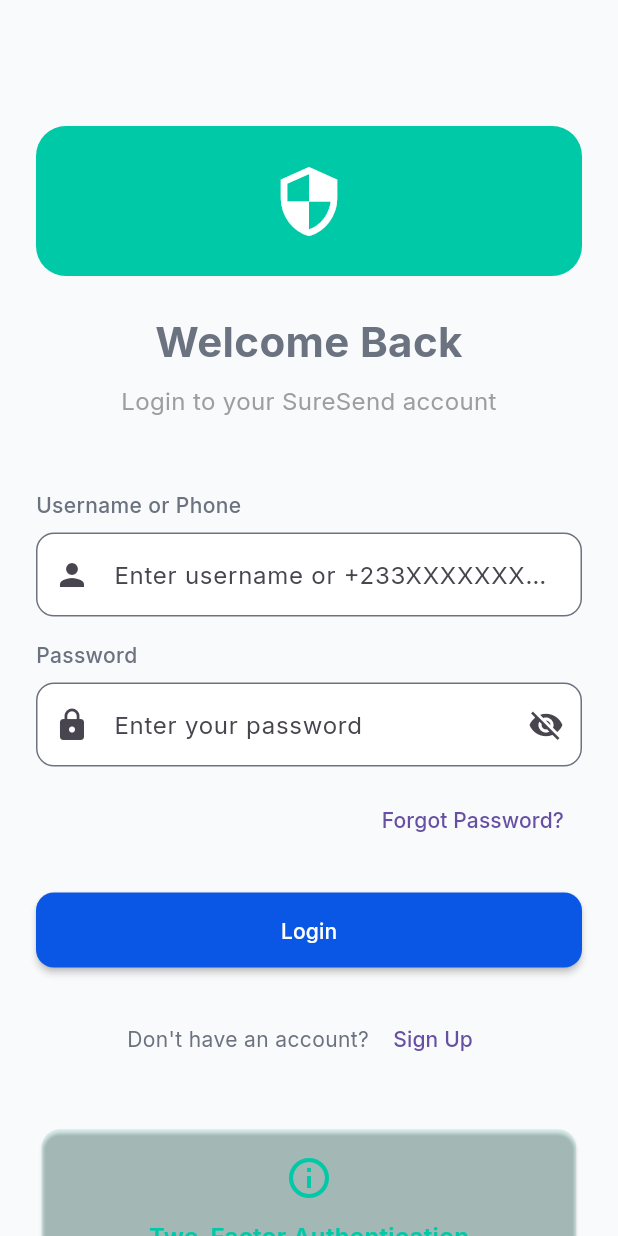
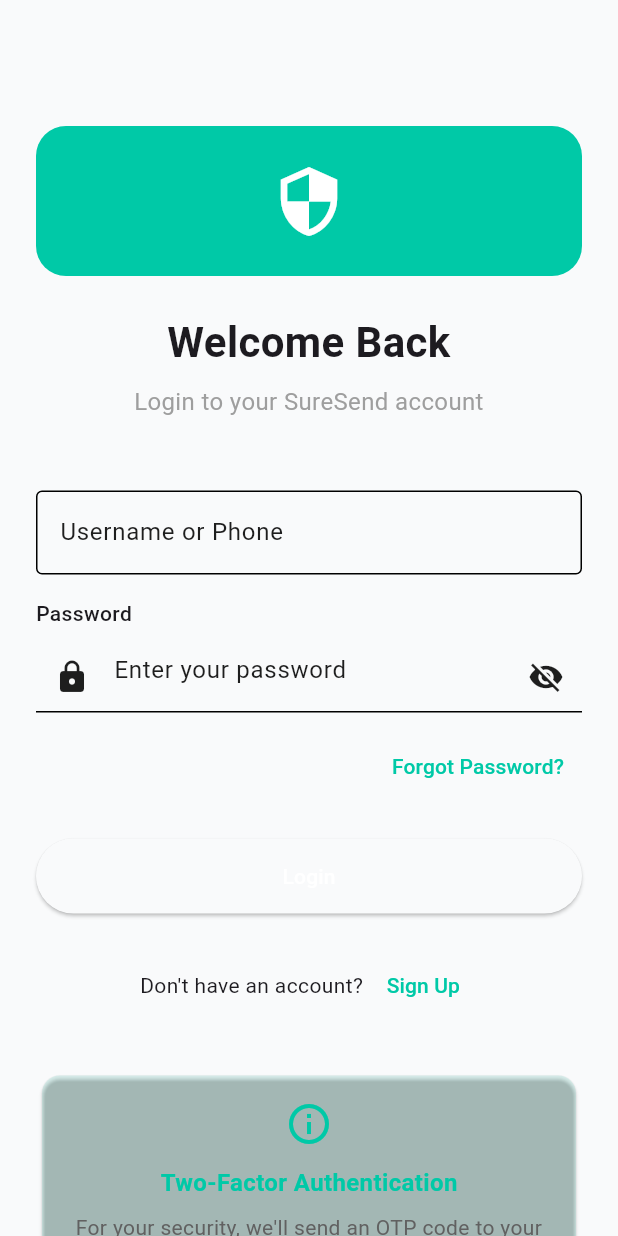
Before and after one commit to niiodartey-tt/suresend, a Flutter app: the screen it shows after launch, on a phone screen of 412 x 824 dp. Run offline on Flutter 3.47's test engine with Material 3 defaults, Android fonts, the light colour scheme and no system bars; our stand-ins replace flutter_secure_storage, google_fonts, pinput, shared_preferences; accounts and stored records are empty.

Commit message:
local changes

```diff
--- a/mobile/lib/config/theme.dart
+++ b/mobile/lib/config/theme.dart
@@ -2,24 +2,27 @@
 import 'package:google_fonts/google_fonts.dart';
 
 class AppTheme {
-  // SafePay Ghana Brand Colors (Figma Design)
-  static const Color primaryColor =
-      Color(0xFF00C9A7); // Vibrant Teal/Cyan - primary actions
-  static const Color darkBlue =
-      Color(0xFF1E1E2F); // Deep Blue - backgrounds and headers
-  static const Color secondaryColor = Color(0xFF26A69A); // Teal
-  static const Color accentColor = Color(0xFFFFB300); // Amber
-  static const Color errorColor = Color(0xFFE53935); // Red
-  static const Color successColor = Color(0xFF43A047); // Green
-  static const Color warningColor = Color(0xFFFB8C00); // Orange
+  // Brand Colors
+  static const Color primaryColor = Color(0xFF00C9A7);
+  static const Color darkBlue = Color(0xFF1E1E2F);
+  static const Color secondaryColor = Color(0xFF26A69A);
+  static const Color accentColor = Color(0xFFFFB300);
+  static const Color errorColor = Color(0xFFE53935);
+  static const Color successColor = Color(0xFF43A047);
+  static const Color warningColor = Color(0xFFFB8C00);
 
-  // Neutral Colors (Figma Design)
-  static const Color backgroundColor =
-      Color(0xFFF5F5F7); // Light Grey - cards and secondary backgrounds
-  static const Color surfaceColor =
-      Color(0xFFFFFFFF); // White - content backgrounds
+  // Neutral Colors
+  static const Color surfaceColor = Color(0xFFFFFFFF);
   static const Color textPrimaryColor = Color(0xFF212121);
   static const Color textSecondaryColor = Color(0xFF757575);
+
+  // Helper method to replace withOpacity without using deprecated Color getters
+  static Color withAlpha(Color color, double opacity) {
+    final a = (opacity * 255).round() & 0xff;
+    // preserve original RGB from color.value (0xAARRGGBB)
+    final rgb = color.value & 0x00ffffff;
+    return Color((a << 24) | rgb);
+  }
 
   // Border Radius (Figma Design)
   static const double cardBorderRadius = 20.0;
@@ -32,16 +35,19 @@
   static const Color escrowRefundedColor = Color(0xFFE53935); // Red
 
   // Light Theme
-  static ThemeData lightTheme = ThemeData(
+  static final ThemeData lightTheme = ThemeData(
     useMaterial3: true,
-    colorScheme: ColorScheme.light(
+    colorScheme: const ColorScheme.light(
       primary: primaryColor,
       secondary: secondaryColor,
       error: errorColor,
-      background: backgroundColor,
       surface: surfaceColor,
+      onSurface: textPrimaryColor,
+      onPrimary: Colors.white,
+      onSecondary: Colors.white,
+      onError: Colors.white,
     ),
-    scaffoldBackgroundColor: backgroundColor,
+    scaffoldBackgroundColor: surfaceColor,
     textTheme: GoogleFonts.interTextTheme(
       const TextTheme(
         displayLarge: TextStyle(
@@ -153,7 +159,7 @@
     cardTheme: CardThemeData(
       color: surfaceColor,
       elevation: 3,
-      shadowColor: Colors.black.withOpacity(0.1),
+      shadowColor: withAlpha(Colors.black, 0.1),
       shape: RoundedRectangleBorder(
         borderRadius: BorderRadius.circular(cardBorderRadius),
       ),
@@ -172,16 +178,18 @@
   );
 
   // Dark Theme
-  static ThemeData darkTheme = ThemeData(
+  static final ThemeData darkTheme = ThemeData(
     useMaterial3: true,
-    colorScheme: ColorScheme.dark(
+    colorScheme: const ColorScheme.dark(
       primary: primaryColor,
       secondary: secondaryColor,
       error: errorColor,
-      background: const Color(0xFF121212),
-      surface: const Color(0xFF1E1E1E),
+      surface: Color(0xFF1E1E1E),
+      onSurface: Colors.white,
+      onPrimary: Colors.black,
+      onSecondary: Colors.black,
+      onError: Colors.white,
     ),
-    scaffoldBackgroundColor: const Color(0xFF121212),
-    // Add more dark theme customization here
+    scaffoldBackgroundColor: const Color(0xFF1E1E1E),
   );
 }
--- a/mobile/lib/main.dart
+++ b/mobile/lib/main.dart
@@ -1,27 +1,16 @@
 import 'package:flutter/material.dart';
 import 'package:provider/provider.dart';
-import 'config/app_config.dart';
 import 'theme/app_theme.dart';
 import 'providers/auth_provider.dart';
 import 'providers/transaction_provider.dart';
 import 'providers/notification_provider.dart';
 import 'providers/wallet_provider.dart';
+import 'screens/splash_screen.dart';
 import 'services/storage_service.dart';
-import 'screens/splash_screen.dart';
-import 'screens/dashboard/dashboard_screen.dart';
-import 'screens/profile/profile_screen.dart';
-import 'screens/settings/settings_screen.dart';
-import 'screens/wallet/wallet_screen.dart';
-import 'screens/wallet/fund_wallet_screen.dart';
-import 'screens/wallet/withdraw_funds_screen.dart';
-import 'screens/chat/chat_screen.dart';
 
 void main() async {
   WidgetsFlutterBinding.ensureInitialized();
-
-  // Initialize storage service
   await StorageService().init();
-
   runApp(const SureSendApp());
 }
 
@@ -40,20 +29,8 @@
       child: MaterialApp(
         title: 'SureSend',
         debugShowCheckedModeBanner: false,
-        theme: AppTheme.lightTheme(),
-        themeMode: ThemeMode.light,
-        initialRoute: '/',
-        routes: {
-          '/': (context) => const SplashScreen(),
-          '/dashboard': (context) => const DashboardScreen(),
-          '/profile': (context) => const ProfileScreen(),
-          '/settings': (context) => const SettingsScreen(),
-          '/wallet': (context) => const WalletScreen(),
-          '/fund-wallet': (context) => const FundWalletScreen(),
-          '/withdraw-funds': (context) => const WithdrawFundsScreen(),
-          // example routes for chat and transaction details (use arguments in real app)
-          '/chat': (context) => const ChatScreen(userId: 'user1', userName: 'User', transactionId: 'TRX-001'),
-        },
+        theme: AppTheme.lightTheme,
+        home: const SplashScreen(),
       ),
     );
   }
--- a/mobile/lib/screens/auth/login_screen.dart
+++ b/mobile/lib/screens/auth/login_screen.dart
@@ -126,11 +126,12 @@
                 const SizedBox(height: 48),
 
                 // Username or Phone
-                CustomTextField(
-                  label: 'Username or Phone',
-                  hint: 'Enter username or +233XXXXXXXXX',
+                TextFormField(
+                  decoration: const InputDecoration(
+                    labelText: 'Username or Phone',
+                    border: OutlineInputBorder(),
+                  ),
                   controller: _identifierController,
-                  prefixIcon: Icons.person,
                   validator: (value) {
                     if (value == null || value.trim().isEmpty) {
                       return 'Please enter your username or phone number';
@@ -203,7 +204,7 @@
 
                 // Info Card
                 Card(
-                  color: AppTheme.primaryColor.withOpacity(0.1),
+                  color: AppTheme.withAlpha(AppTheme.primaryColor, 0.1),
                   child: Padding(
                     padding: const EdgeInsets.all(16.0),
                     child: Column(
--- a/mobile/lib/screens/chat/chat_screen.dart
+++ b/mobile/lib/screens/chat/chat_screen.dart
@@ -185,7 +185,8 @@
     return Padding(
       padding: const EdgeInsets.only(bottom: AppTheme.spacingM),
       child: Row(
-        mainAxisAlignment: isMe ? MainAxisAlignment.end : MainAxisAlignment.start,
+        mainAxisAlignment:
+            isMe ? MainAxisAlignment.end : MainAxisAlignment.start,
         children: [
           Container(
             constraints: BoxConstraints(
--- a/mobile/lib/screens/dashboard/dashboard_screen.dart
+++ b/mobile/lib/screens/dashboard/dashboard_screen.dart
@@ -67,7 +67,8 @@
           // Action Buttons
           SliverToBoxAdapter(
             child: Padding(
-              padding: const EdgeInsets.symmetric(horizontal: AppTheme.spacingM),
+              padding:
+                  const EdgeInsets.symmetric(horizontal: AppTheme.spacingM),
               child: Row(
                 children: [
                   Expanded(
--- a/mobile/lib/screens/dashboard/unified_dashboard.dart
+++ b/mobile/lib/screens/dashboard/unified_dashboard.dart
@@ -99,7 +99,7 @@
   @override
   Widget build(BuildContext context) {
     return Scaffold(
-      backgroundColor: AppTheme.backgroundColor,
+      backgroundColor: AppTheme.surfaceColor,
       body: _currentIndex == 0 ? _buildHomeScreen() : _buildPlaceholderScreen(),
       bottomNavigationBar: _buildBottomNavigationBar(),
     );
--- a/mobile/lib/screens/dashboard/widgets/stats_card.dart
+++ b/mobile/lib/screens/dashboard/widgets/stats_card.dart
@@ -10,7 +10,8 @@
   State<StatsCard> createState() => _StatsCardState();
 }
 
-class _StatsCardState extends State<StatsCard> with SingleTickerProviderStateMixin {
+class _StatsCardState extends State<StatsCard>
+    with SingleTickerProviderStateMixin {
   late AnimationController _controller;
   late Animation<double> _scaleAnimation;
 
--- a/mobile/lib/screens/dashboard/widgets/transaction_list.dart
+++ b/mobile/lib/screens/dashboard/widgets/transaction_list.dart
@@ -131,12 +131,14 @@
                                 children: [
                                   Text(
                                     transaction['name'],
-                                    style: Theme.of(context).textTheme.titleMedium,
+                                    style:
+                                        Theme.of(context).textTheme.titleMedium,
                                   ),
                                   const SizedBox(height: AppTheme.spacingXs),
                                   Text(
                                     transaction['type'],
-                                    style: Theme.of(context).textTheme.bodyMedium,
+                                    style:
+                                        Theme.of(context).textTheme.bodyMedium,
                                   ),
                                 ],
                               ),
--- a/mobile/lib/screens/transactions/transaction_success_screen.dart
+++ b/mobile/lib/screens/transactions/transaction_success_screen.dart
@@ -21,7 +21,7 @@
   @override
   Widget build(BuildContext context) {
     return Scaffold(
-      backgroundColor: AppTheme.backgroundColor,
+      backgroundColor: AppTheme.surfaceColor,
       body: SafeArea(
         child: Padding(
           padding: const EdgeInsets.all(24.0),
--- a/mobile/lib/theme/app_animations.dart
+++ b/mobile/lib/theme/app_animations.dart
@@ -9,7 +9,8 @@
         const begin = Offset(1.0, 0.0);
         const end = Offset.zero;
         const curve = Curves.easeInOut;
-        var tween = Tween(begin: begin, end: end).chain(CurveTween(curve: curve));
+        var tween =
+            Tween(begin: begin, end: end).chain(CurveTween(curve: curve));
         var offsetAnimation = animation.drive(tween);
         return SlideTransition(position: offsetAnimation, child: child);
       },
@@ -23,7 +24,8 @@
         const begin = Offset(0.0, 1.0);
         const end = Offset.zero;
         const curve = Curves.easeOut;
-        var tween = Tween(begin: begin, end: end).chain(CurveTween(curve: curve));
+        var tween =
+            Tween(begin: begin, end: end).chain(CurveTween(curve: curve));
         var offsetAnimation = animation.drive(tween);
         return SlideTransition(position: offsetAnimation, child: child);
       },
--- a/mobile/lib/theme/app_theme.dart
+++ b/mobile/lib/theme/app_theme.dart
@@ -2,10 +2,10 @@
 import 'package:google_fonts/google_fonts.dart';
 
 class AppTheme {
-  // Colors from Figma design
-  static const primary = Color(0xFF0A57E6);
-  static const secondary = Color(0xFF111111);
-  static const background = Color(0xFFF9FAFB);
+  // Colors
+  static const primary = Color(0xFF00C9A7);
+  static const secondary = Color(0xFF1E1E2F);
+  static const surface = Color(0xFFF9FAFB);
   static const textPrimary = Color(0xFF1E1E1E);
   static const textSecondary = Color(0xFF6B7280);
 
@@ -17,98 +17,33 @@
   static const double spacingXl = 32.0;
 
   // Border Radius
-  static const double radiusS = 8.0;
-  static const double radiusM = 12.0;
+  static const double radiusS = 4.0;
+  static const double radiusM = 8.0;
   static const double radiusL = 16.0;
-  static const double radiusXl = 32.0;
+  static const double radiusXl = 24.0;
 
-  static ThemeData lightTheme() {
-    return ThemeData(
-      primaryColor: primary,
-      scaffoldBackgroundColor: background,
-      fontFamily: GoogleFonts.inter().fontFamily,
+  // Status Colors
+  static const success = Color(0xFF43A047);
+  static const error = Color(0xFFE53935);
+  static const warning = Color(0xFFFB8C00);
 
-      // Text Theme
-      textTheme: TextTheme(
-        displayLarge: GoogleFonts.inter(
-          fontSize: 32,
-          fontWeight: FontWeight.bold,
-          color: textPrimary,
-        ),
-        displayMedium: GoogleFonts.inter(
-          fontSize: 24,
-          fontWeight: FontWeight.w600,
-          color: textPrimary,
-        ),
-        titleLarge: GoogleFonts.inter(
-          fontSize: 20,
-          fontWeight: FontWeight.w600,
-          color: textPrimary,
-        ),
-        bodyLarge: GoogleFonts.inter(
-          fontSize: 16,
-          color: textPrimary,
-        ),
-        bodyMedium: GoogleFonts.inter(
-          fontSize: 14,
-          color: textSecondary,
-        ),
-      ),
+  // Helper method to replace withOpacity
+  static Color withAlpha(Color color, double opacity) =>
+      color.withAlpha((opacity * 255).round());
 
-      // Button Theme
-      elevatedButtonTheme: ElevatedButtonThemeData(
-        style: ElevatedButton.styleFrom(
-          backgroundColor: primary,
-          foregroundColor: Colors.white,
-          elevation: 2,
-          padding: const EdgeInsets.symmetric(
-            horizontal: spacingL,
-            vertical: spacingM,
-          ),
-          shape: RoundedRectangleBorder(
-            borderRadius: BorderRadius.circular(radiusM),
-          ),
-        ),
-      ),
+  static ColorScheme get colorScheme => const ColorScheme.light(
+    primary: primary,
+    secondary: secondary,
+    surface: surface,
+    onPrimary: Colors.white,
+    onSecondary: Colors.white,
+    onSurface: textPrimary,
+  );
 
-      // OutlinedButton Theme
-      outlinedButtonTheme: OutlinedButtonThemeData(
-        style: OutlinedButton.styleFrom(
-          foregroundColor: textPrimary,
-          side: const BorderSide(color: textPrimary),
-          padding: const EdgeInsets.symmetric(
-            horizontal: spacingL,
-            vertical: spacingM,
-          ),
-          shape: RoundedRectangleBorder(
-            borderRadius: BorderRadius.circular(radiusM),
-          ),
-        ),
-      ),
-
-      // CardTheme is intentionally omitted to let the app use default CardThemeData
-
-      // Input Decoration Theme
-      inputDecorationTheme: InputDecorationTheme(
-        filled: true,
-        fillColor: Colors.white,
-        border: OutlineInputBorder(
-          borderRadius: BorderRadius.circular(radiusM),
-          borderSide: const BorderSide(color: textSecondary),
-        ),
-        enabledBorder: OutlineInputBorder(
-          borderRadius: BorderRadius.circular(radiusM),
-          borderSide: const BorderSide(color: textSecondary),
-        ),
-        focusedBorder: OutlineInputBorder(
-          borderRadius: BorderRadius.circular(radiusM),
-          borderSide: const BorderSide(color: primary, width: 2),
-        ),
-        contentPadding: const EdgeInsets.symmetric(
-          horizontal: spacingM,
-          vertical: spacingM,
-        ),
-      ),
-    );
-  }
+  static ThemeData get lightTheme => ThemeData(
+    useMaterial3: true,
+    colorScheme: colorScheme,
+    textTheme: GoogleFonts.lexendDecaTextTheme(),
+    scaffoldBackgroundColor: surface,
+  );
 }
```
Also changed, not shown: mobile/lib/screens/deals/deals_screen.dart (+73 -77 lines), mobile/lib/screens/profile/profile_screen.dart (+5 -5 lines), mobile/lib/screens/settings/settings_screen.dart (+13 -10 lines), mobile/lib/screens/splash/splash_screen.dart (added, +27 -0 lines), mobile/lib/screens/transactions/transaction_details_screen.dart (+3 -4 lines), mobile/lib/screens/dashboard/widgets/wallet_balance_widget.dart (line endings or trailing spaces), mobile/lib/screens/transactions/transaction_type_modal.dart (indentation only), mobile/lib/shared/components/custom_bottom_nav.dart (line endings or trailing spaces), 1 other file.
